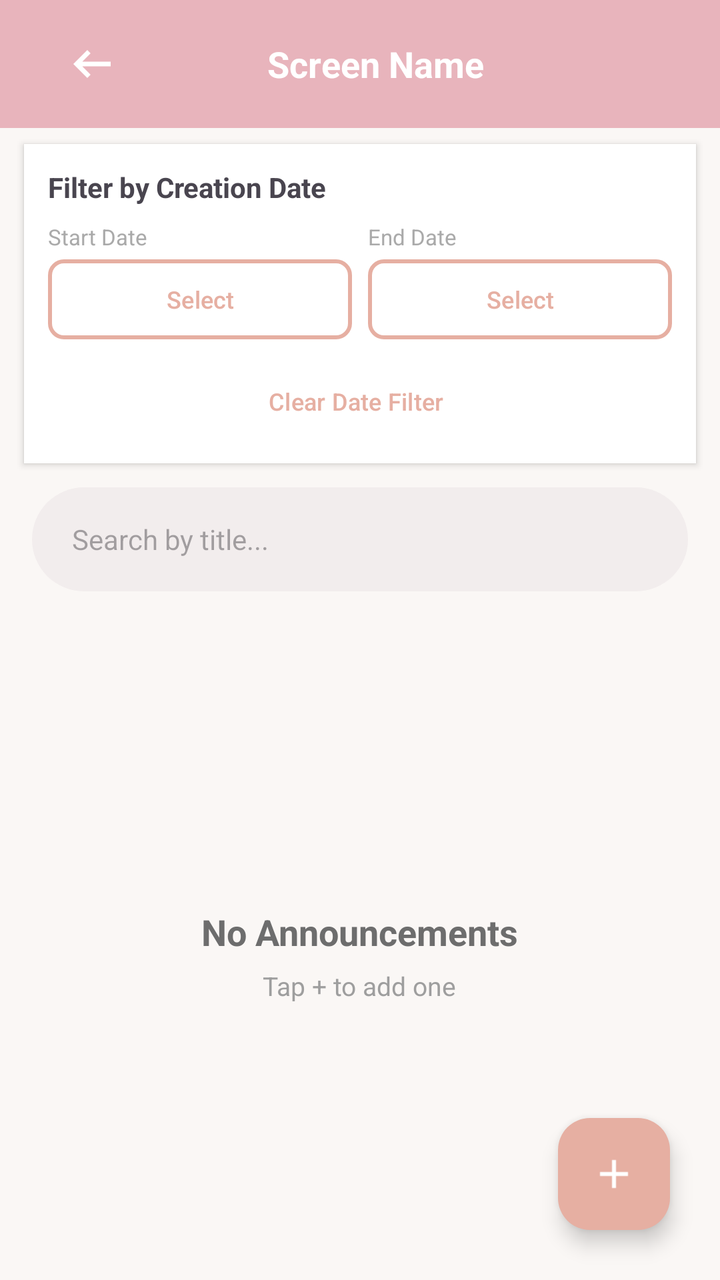
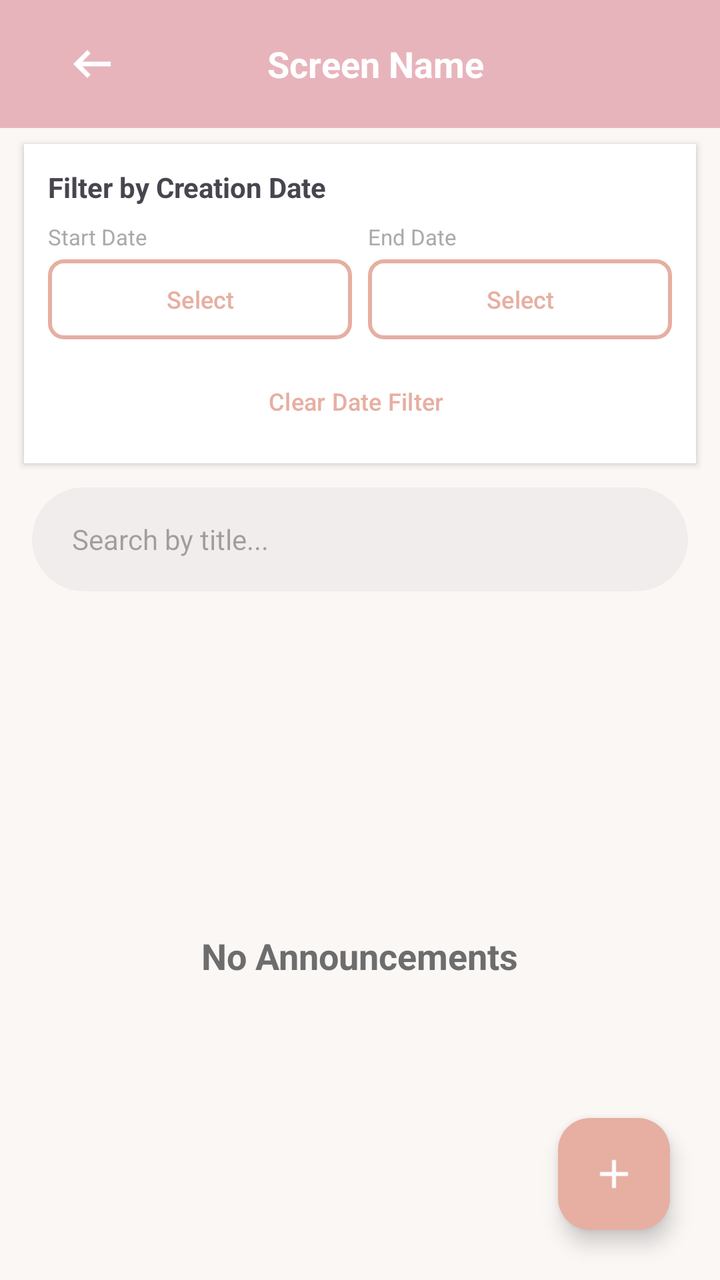

An Android layout rendered at two revisions. The XML below is the earlier revision; the diff shows what the commit changed to produce the second picture.
<!-- AndroidManifest.xml: application theme Theme.Stylica_app -->
<!-- res/layout/activity_announcements.xml -->
<?xml version="1.0" encoding="utf-8"?>
<RelativeLayout
    xmlns:android="http://schemas.android.com/apk/res/android"
    xmlns:app="http://schemas.android.com/apk/res-auto"
    android:id="@+id/main"
    android:layout_width="match_parent"
    android:layout_height="match_parent"
    android:background="@color/background_light"
    android:fitsSystemWindows="true">

    <include
        layout="@layout/custom_app_bar"
        android:id="@+id/appBar"
        android:layout_width="match_parent"
        android:layout_height="wrap_content"
        android:layout_alignParentTop="true"/>

    <LinearLayout
        android:id="@+id/contentLayout"
        android:layout_width="match_parent"
        android:layout_height="match_parent"
        android:layout_below="@+id/appBar"
        android:orientation="vertical">

        
        <LinearLayout
            android:layout_width="match_parent"
            android:layout_height="wrap_content"
            android:orientation="vertical"
            android:padding="12dp"
            android:background="@color/card_background"
            android:layout_marginHorizontal="12dp"
            android:layout_marginTop="8dp"
            android:elevation="2dp">

            <TextView
                android:layout_width="match_parent"
                android:layout_height="wrap_content"
                android:text="Filter by Creation Date"
                android:textSize="14sp"
                android:textStyle="bold"
                android:layout_marginBottom="8dp" />

            <LinearLayout
                android:layout_width="match_parent"
                android:layout_height="wrap_content"
                android:orientation="horizontal">

                <LinearLayout
                    android:layout_width="0dp"
                    android:layout_height="wrap_content"
                    android:layout_weight="1"
                    android:orientation="vertical"
                    android:layout_marginEnd="4dp">

                    <TextView
                        android:layout_width="wrap_content"
                        android:layout_height="wrap_content"
                        android:text="Start Date"
                        android:textSize="11sp"
                        android:textColor="@android:color/darker_gray" />

                    <Button
                        android:id="@+id/btnStartDate"
                        android:layout_width="match_parent"
                        android:layout_height="wrap_content"
                        android:text="Select"
                        android:textSize="12sp"
                        style="@style/FilterOutlinedBtn" />
                </LinearLayout>

                <LinearLayout
                    android:layout_width="0dp"
                    android:layout_height="wrap_content"
                    android:layout_weight="1"
                    android:orientation="vertical"
                    android:layout_marginStart="4dp">

                    <TextView
                        android:layout_width="wrap_content"
                        android:layout_height="wrap_content"
                        android:text="End Date"
                        android:textSize="11sp"
                        android:textColor="@android:color/darker_gray" />

                    <Button
                        android:id="@+id/btnEndDate"
                        android:layout_width="match_parent"
                        android:layout_height="wrap_content"
                        android:text="Select"
                        android:textSize="12sp"
                        style="@style/FilterOutlinedBtn" />
                </LinearLayout>
            </LinearLayout>

            <TextView
                android:id="@+id/tvDateRange"
                android:layout_width="match_parent"
                android:layout_height="wrap_content"
                android:layout_marginTop="8dp"
                android:text="No date filter"
                android:textSize="11sp"
                android:textColor="@android:color/darker_gray"
                android:visibility="gone" />

            <LinearLayout
                android:layout_width="match_parent"
                android:layout_height="wrap_content"
                android:orientation="horizontal"
                android:layout_marginTop="8dp">

                <Button
                    android:id="@+id/btnClearDateRange"
                    android:layout_width="0dp"
                    android:layout_height="38dp"
                    android:layout_weight="1"
                    android:text="Clear Date Filter"
                    android:textSize="12sp"
                    android:textColor="@color/primary_light_variant"
                    android:layout_marginEnd="4dp"
                    style="@style/Widget.Material3.Button.TextButton" />
            </LinearLayout>
        </LinearLayout>

        
        <LinearLayout
            android:layout_width="match_parent"
            android:layout_height="52dp"
            android:layout_marginHorizontal="16dp"
            android:layout_marginTop="12dp"
            android:layout_marginBottom="4dp"
            android:background="@drawable/search_bar_bg"
            android:gravity="center_vertical"
            android:orientation="horizontal"
            android:paddingStart="12dp"
            android:paddingEnd="12dp">

            <EditText
                android:id="@+id/searchAnnouncement"
                android:layout_width="match_parent"
                android:layout_height="match_parent"
                android:background="@null"
                android:hint="Search by title..."
                android:paddingStart="8dp"
                android:textColor="@color/text_primary"
                android:textSize="14sp"
                android:inputType="text"
                android:imeOptions="actionSearch"/>

        </LinearLayout>

        
        <HorizontalScrollView
            android:layout_width="match_parent"
            android:layout_height="wrap_content"
            android:scrollbars="none"
            android:paddingStart="16dp"
            android:paddingEnd="16dp"
            android:layout_marginBottom="8dp"
            android:layout_marginTop="8dp">

            <LinearLayout
                android:id="@+id/chipGroup"
                android:layout_width="wrap_content"
                android:layout_height="wrap_content"
                android:orientation="horizontal"
                android:gravity="center_vertical"/>

        </HorizontalScrollView>

        
        <ProgressBar
            android:id="@+id/loader"
            android:layout_width="wrap_content"
            android:layout_height="wrap_content"
            android:layout_gravity="center"
            android:layout_marginTop="200dp"
            android:indeterminateTint="@color/primary_light_variant"
            android:visibility="gone"/>

        
        <LinearLayout
            android:id="@+id/emptyView"
            android:layout_width="match_parent"
            android:layout_height="match_parent"
            android:orientation="vertical"
            android:gravity="center"
            android:visibility="visible">

            <TextView
                android:layout_width="wrap_content"
                android:layout_height="wrap_content"
                android:text="No Announcements"
                android:textSize="18sp"
                android:textStyle="bold"
                android:textColor="@color/text_secondary"/>

            <TextView
                android:layout_width="wrap_content"
                android:layout_height="wrap_content"
                android:text="Tap + to add one"
                android:textSize="13sp"
                android:textColor="@color/text_hint"
                android:layout_marginTop="6dp"/>

        </LinearLayout>

        
        <androidx.recyclerview.widget.RecyclerView
            android:id="@+id/announcementsView"
            android:layout_width="match_parent"
            android:layout_height="match_parent"
            android:padding="12dp"
            android:paddingBottom="80dp"
            android:clipToPadding="false"
            android:visibility="visible"/>

    </LinearLayout>

    
    <com.google.android.material.floatingactionbutton.FloatingActionButton
        android:id="@+id/fabAdd"
        android:layout_width="wrap_content"
        android:layout_height="wrap_content"
        android:layout_alignParentBottom="true"
        android:layout_alignParentEnd="true"
        android:layout_margin="25dp"
        app:backgroundTint="@color/primary_light_variant"
        app:srcCompat="@drawable/add_icon"
        app:tint="@null"/>

</RelativeLayout>
<!-- res/layout/custom_app_bar.xml (included above) -->
<?xml version="1.0" encoding="utf-8"?>
<androidx.appcompat.widget.Toolbar
    xmlns:android="http://schemas.android.com/apk/res/android"
    android:id="@+id/customToolbar"
    android:layout_width="match_parent"
    android:layout_height="56dp"
    android:background="@color/primary_light"
    android:theme="@style/ThemeOverlay.AppCompat.Light"
    >

    <RelativeLayout
        android:layout_width="match_parent"
        android:layout_height="match_parent"
        >

        
        <ImageView
            android:id="@+id/btnBack"
            android:layout_width="28dp"
            android:layout_height="28dp"
            android:src="@drawable/back_arrow"
            android:layout_centerVertical="true"
            android:layout_marginStart="16dp"/>

        
        <TextView
            android:id="@+id/screenTitle"
            android:layout_width="wrap_content"
            android:layout_height="wrap_content"
            android:text="Screen Name"
            android:textColor="#FFFFFF"
            android:textSize="18sp"
            android:textStyle="bold"
            android:layout_centerInParent="true"/>

    </RelativeLayout>

</androidx.appcompat.widget.Toolbar>
<!-- resources referenced by this layout -->
<resources>
  <color name="background_light">#FAF7F5</color>
  <color name="card_background">#FFFFFF</color>
  <color name="primary_light">#E8B4BC</color>
  <color name="primary_light_variant">#E6AFA2</color>
  <color name="text_hint">#9E9E9E</color>
  <color name="text_primary">#1C1C1C</color>
  <color name="text_secondary">#6D6D6D</color>
  <!-- drawable add_icon (drawable) -->
  <vector xmlns:android="http://schemas.android.com/apk/res/android" android:height="24dp" android:tint="#FFFFFF" android:viewportHeight="960" android:viewportWidth="960" android:width="24dp">
        
      <path android:fillColor="@android:color/white" android:pathData="M440,520L200,520L200,440L440,440L440,200L520,200L520,440L760,440L760,520L520,520L520,760L440,760L440,520Z"/>
      
  </vector>
  <!-- drawable back_arrow (drawable) -->
  <vector xmlns:android="http://schemas.android.com/apk/res/android" android:autoMirrored="true" android:height="24dp" android:tint="#FFFFFF" android:viewportHeight="960" android:viewportWidth="960" android:width="24dp">
        
      <path android:fillColor="@android:color/white" android:pathData="M400,720L160,480L400,240L456,298L314,440L800,440L800,520L314,520L456,662L400,720Z"/>
      
  </vector>
  <!-- drawable search_bar_bg (drawable) -->
  <?xml version="1.0" encoding="utf-8"?>
  <shape xmlns:android="http://schemas.android.com/apk/res/android">
      <solid android:color="#F2EDED"/>
      <corners android:radius="30dp"/>
  </shape>
  <style name="FilterOutlinedBtn" parent="Widget.Material3.Button.OutlinedButton">
          <item name="android:textSize">14sp</item>
          <item name="android:textColor">@color/primary_light_variant</item>
          <item name="android:paddingStart">20dp</item>
          <item name="android:paddingEnd">20dp</item>
          <item name="android:paddingTop">10dp</item>
          <item name="android:paddingBottom">10dp</item>
          <item name="cornerRadius">8dp</item>
          <item name="strokeColor">@color/primary_light_variant</item>
          <item name="strokeWidth">2dp</item>
      </style>
  <style name="Theme.Stylica_app" parent="Base.Theme.Stylica_app" />
  <style name="Base.Theme.Stylica_app" parent="Theme.Material3.Light.NoActionBar">
          <item name="android:statusBarColor">@color/primary_light</item>
          <item name="android:windowLightStatusBar">true</item>
          <item name="android:windowDrawsSystemBarBackgrounds">true</item>
          <item name="android:windowTranslucentStatus">false</item>
      </style>
</resources>

<!-- the commit's change to res/layout/activity_announcements.xml (unified diff, before → after) -->
@@ -195,13 +195,6 @@
                 android:textStyle="bold"
                 android:textColor="@color/text_secondary"/>
 
-            <TextView
-                android:layout_width="wrap_content"
-                android:layout_height="wrap_content"
-                android:text="Tap + to add one"
-                android:textSize="13sp"
-                android:textColor="@color/text_hint"
-                android:layout_marginTop="6dp"/>
 
         </LinearLayout>
 
<!-- resource entries referenced after the edit -->
@@ -4,7 +4,6 @@
   <color name="card_background">#FFFFFF</color>
   <color name="primary_light">#E8B4BC</color>
   <color name="primary_light_variant">#E6AFA2</color>
-  <color name="text_hint">#9E9E9E</color>
   <color name="text_primary">#1C1C1C</color>
   <color name="text_secondary">#6D6D6D</color>
   <!-- drawable add_icon (drawable) -->
